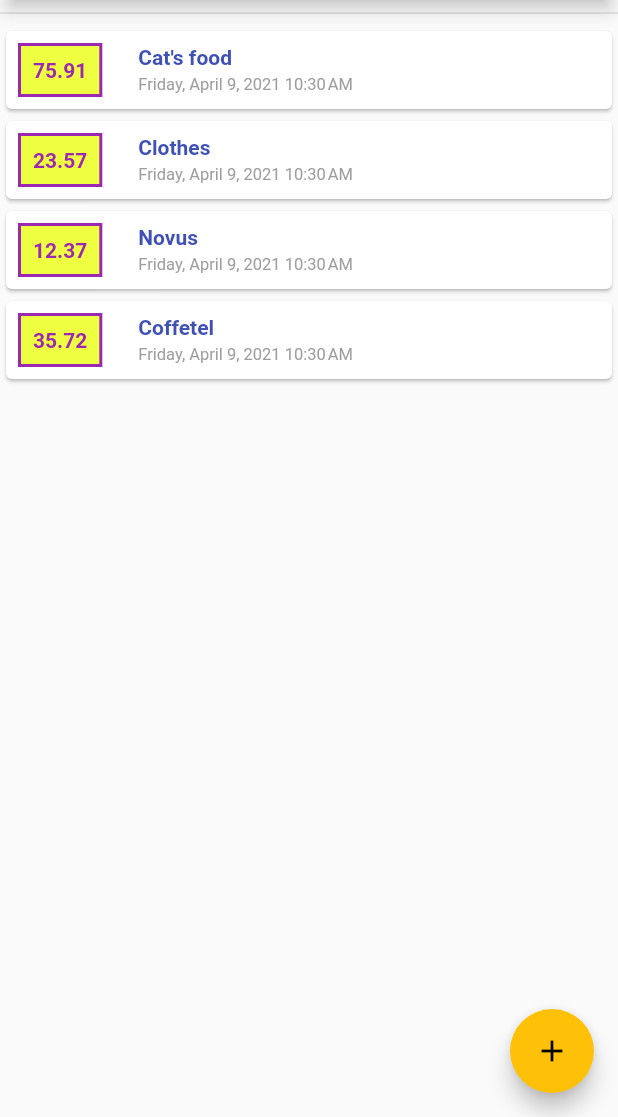
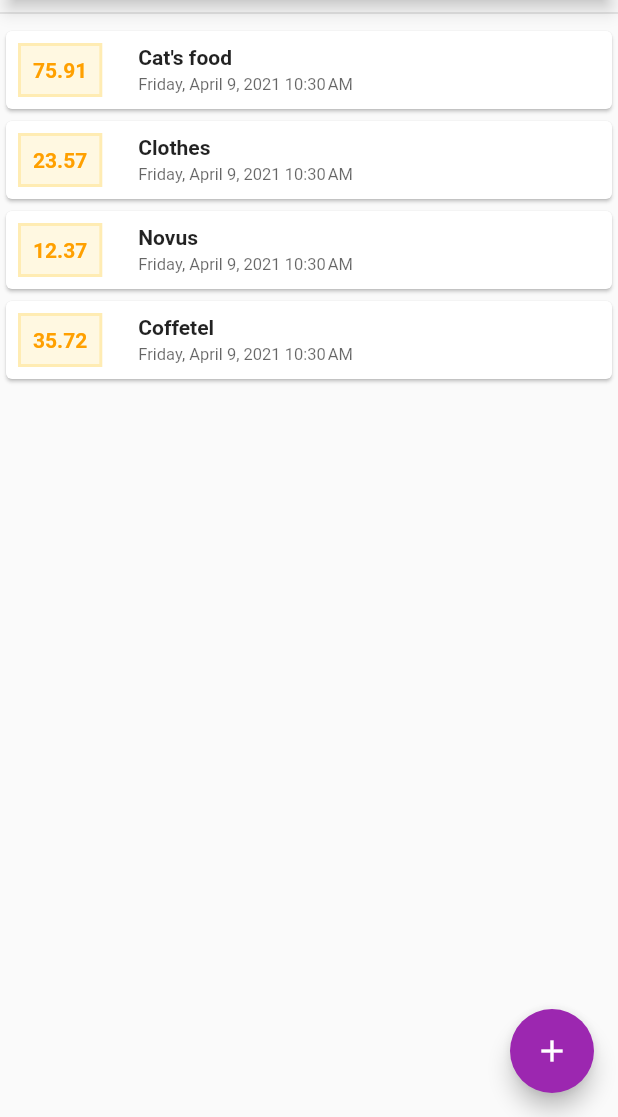
Before and after one commit to tinkooladik/flutter_expense_planner, a Flutter app: the screen it shows after launch, on a phone screen of 412 x 824 dp, the part 119-1236 px from its top. Run offline on Flutter 3.47's test engine with Material 2 defaults, Android fonts, the phone set to English and light mode, and no system bars.

Commit message:
added theme colors

```diff
--- a/lib/main.dart
+++ b/lib/main.dart
@@ -18,6 +18,7 @@ class MyApp extends StatelessWidget {
           title: "Expense planner",
           theme: ThemeData(
             primarySwatch: Colors.amber,
+            accentColor: Colors.purple,
           ),
           home: HomePage()),
     );
--- a/lib/widgets/transactions/transaction_list.dart
+++ b/lib/widgets/transactions/transaction_list.dart
@@ -39,16 +39,16 @@ class _TransactionItem extends StatelessWidget {
               alignment: Alignment.center,
               decoration: BoxDecoration(
                 border: Border.all(
-                  color: Colors.purple,
+                  color: Theme.of(context).primaryColorLight,
                   width: 2,
                 ),
-                color: Colors.limeAccent,
+                color: Theme.of(context).secondaryHeaderColor,
               ),
               child: Text(
                 transaction.amount.toStringAsFixed(2),
                 style: TextStyle(
                   fontWeight: FontWeight.bold,
-                  color: Colors.purple,
+                  color: Theme.of(context).primaryColorDark,
                 ),
               ),
             ),
@@ -64,7 +64,7 @@ class _TransactionItem extends StatelessWidget {
                     transaction.title,
                     style: TextStyle(
                       fontWeight: FontWeight.bold,
-                      color: Colors.indigo,
+                      color: Colors.black87,
                     ),
                   ),
                   Container(
@@ -72,7 +72,7 @@ class _TransactionItem extends StatelessWidget {
                     child: Text(
                       DateFormat.yMMMMEEEEd().add_jm().format(transaction.date),
                       style: TextStyle(
-                        color: Colors.grey,
+                        color: Theme.of(context).hintColor,
                         fontSize: 11,
                       ),
                     ),
```
